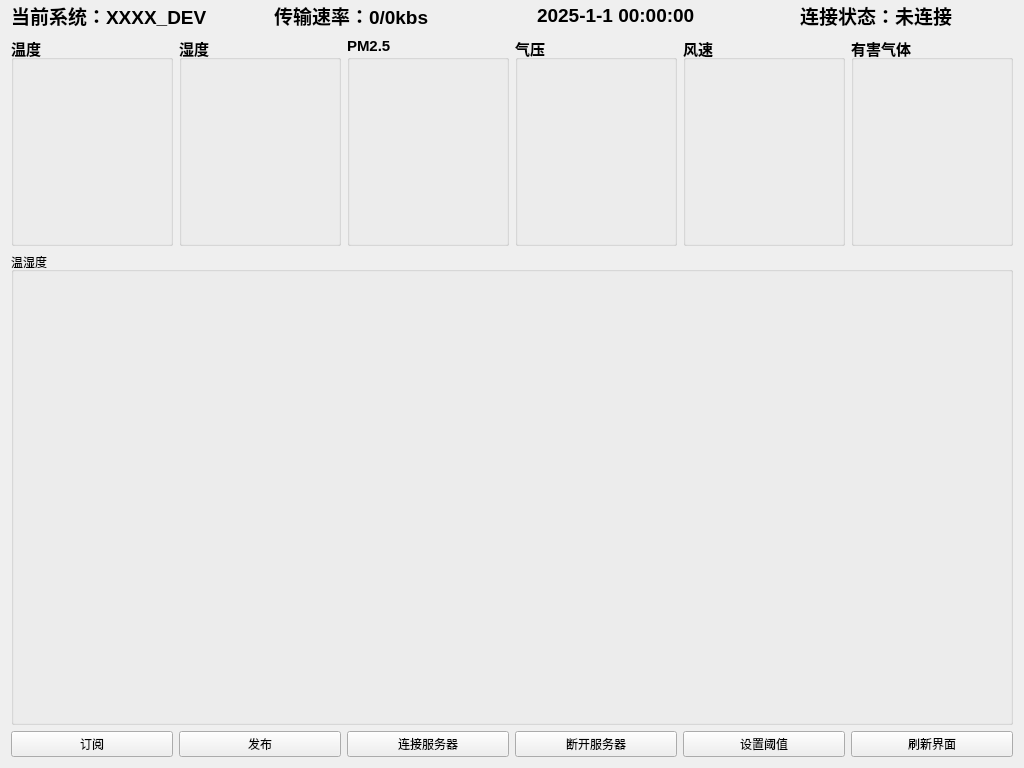
Old version of the form widget.ui in the repository ZhaoXvyang/GraduationDesign.
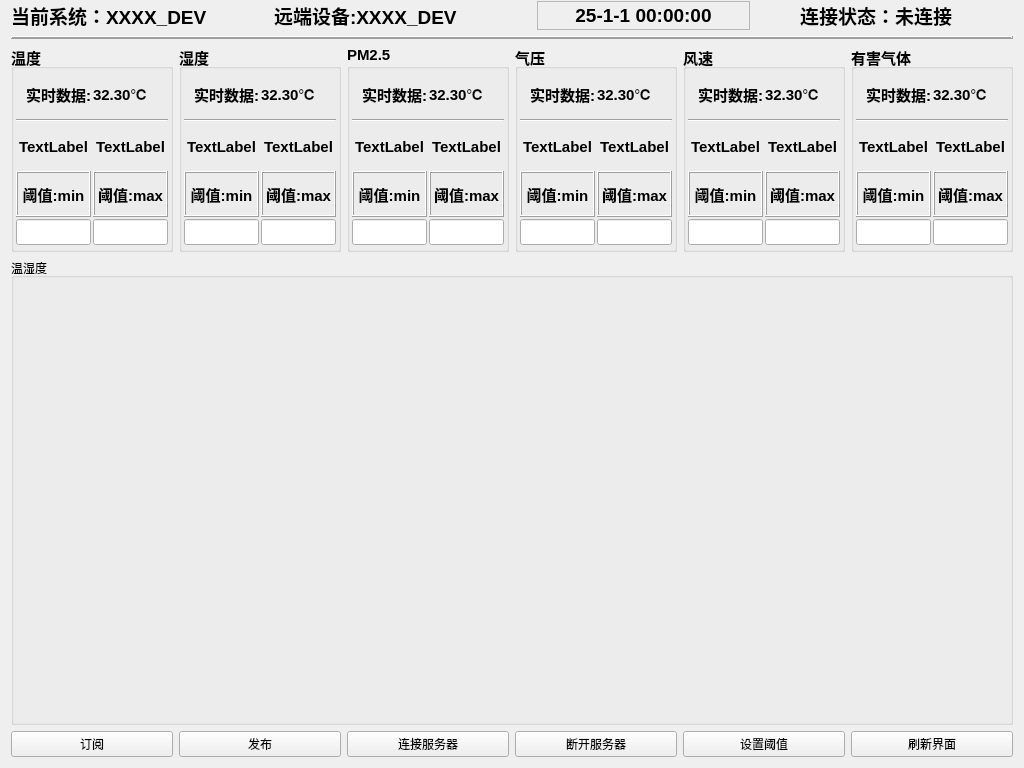
New version of the form.

```diff
--- a/widget.ui
+++ b/widget.ui
@@ -13,7 +13,7 @@
   <property name="windowTitle">
    <string>Widget</string>
   </property>
-  <layout class="QVBoxLayout" name="verticalLayout_2" stretch="0,4,9,2">
+  <layout class="QVBoxLayout" name="verticalLayout_2" stretch="0,0,4,9,2">
    <property name="topMargin">
     <number>1</number>
    </property>
@@ -44,7 +44,7 @@
         </font>
        </property>
        <property name="text">
-        <string>传输速率：0/0kbs</string>
+        <string>远端设备:XXXX_DEV</string>
        </property>
       </widget>
      </item>
@@ -54,10 +54,26 @@
         <font>
          <pointsize>14</pointsize>
          <bold>true</bold>
+         <underline>false</underline>
         </font>
        </property>
+       <property name="frameShape">
+        <enum>QFrame::Shape::StyledPanel</enum>
+       </property>
+       <property name="frameShadow">
+        <enum>QFrame::Shadow::Plain</enum>
+       </property>
+       <property name="lineWidth">
+        <number>2</number>
+       </property>
+       <property name="midLineWidth">
+        <number>2</number>
+       </property>
        <property name="text">
-        <string>2025-1-1 00:00:00</string>
+        <string>25-1-1 00:00:00</string>
+       </property>
+       <property name="alignment">
+        <set>Qt::AlignmentFlag::AlignCenter</set>
        </property>
       </widget>
      </item>
@@ -79,6 +95,19 @@
      </item>
     </layout>
    </item>
+   <item>
+    <widget class="Line" name="line">
+     <property name="frameShadow">
+      <enum>QFrame::Shadow::Raised</enum>
+     </property>
+     <property name="lineWidth">
+      <number>2</number>
+     </property>
+     <property name="orientation">
+      <enum>Qt::Orientation::Horizontal</enum>
+     </property>
+    </widget>
+   </item>
    <item>
     <layout class="QHBoxLayout" name="horizontalLayout_mid">
      <item>
@@ -98,6 +127,112 @@
        <property name="checkable">
         <bool>false</bool>
        </property>
+       <layout class="QVBoxLayout" name="verticalLayout">
+        <property name="spacing">
+         <number>2</number>
+        </property>
+        <property name="leftMargin">
+         <number>2</number>
+        </property>
+        <property name="topMargin">
+         <number>2</number>
+        </property>
+        <property name="rightMargin">
+         <number>2</number>
+        </property>
+        <property name="bottomMargin">
+         <number>4</number>
+        </property>
+        <item>
+         <layout class="QGridLayout" name="gridLayout">
+          <item row="2" column="0">
+           <widget class="QLabel" name="label_27">
+            <property name="text">
+             <string>TextLabel</string>
+            </property>
+            <property name="alignment">
+             <set>Qt::AlignmentFlag::AlignCenter</set>
+            </property>
+           </widget>
+          </item>
+          <item row="0" column="0">
+           <widget class="QLabel" name="label_data_temp_title">
+            <property name="text">
+             <string>实时数据:</string>
+            </property>
+            <property name="alignment">
+             <set>Qt::AlignmentFlag::AlignRight|Qt::AlignmentFlag::AlignTrailing|Qt::AlignmentFlag::AlignVCenter</set>
+            </property>
+           </widget>
+          </item>
+          <item row="3" column="0">
+           <widget class="QLabel" name="label_15">
+            <property name="frameShape">
+             <enum>QFrame::Shape::Box</enum>
+            </property>
+            <property name="frameShadow">
+             <enum>QFrame::Shadow::Raised</enum>
+            </property>
+            <property name="text">
+             <string>阈值:min</string>
+            </property>
+            <property name="alignment">
+             <set>Qt::AlignmentFlag::AlignCenter</set>
+            </property>
+           </widget>
+          </item>
+          <item row="3" column="1">
+           <widget class="QLabel" name="label_16">
+            <property name="frameShape">
+             <enum>QFrame::Shape::Box</enum>
+            </property>
+            <property name="frameShadow">
+             <enum>QFrame::Shadow::Raised</enum>
+            </property>
+            <property name="text">
+             <string>阈值:max</string>
+            </property>
+            <property name="alignment">
+             <set>Qt::AlignmentFlag::AlignCenter</set>
+            </property>
+           </widget>
+          </item>
+          <item row="0" column="1">
+           <widget class="QLabel" name="label_data_temp_show">
+            <property name="text">
+             <string>32.30℃</string>
+            </property>
+            <property name="alignment">
+             <set>Qt::AlignmentFlag::AlignLeading|Qt::AlignmentFlag::AlignLeft|Qt::AlignmentFlag::AlignVCenter</set>
+            </property>
+           </widget>
+          </item>
+          <item row="2" column="1">
+           <widget class="QLabel" name="label_28">
+            <property name="text">
+             <string>TextLabel</string>
+            </property>
+            <property name="alignment">
+             <set>Qt::AlignmentFlag::AlignCenter</set>
+            </property>
+           </widget>
+          </item>
+          <item row="4" column="1">
+           <widget class="QLineEdit" name="lineEdit_8"/>
+          </item>
+          <item row="4" column="0">
+           <widget class="QLineEdit" name="lineEdit"/>
+          </item>
+          <item row="1" column="0" colspan="2">
+           <widget class="Line" name="line_2">
+            <property name="orientation">
+             <enum>Qt::Orientation::Horizontal</enum>
+            </property>
+           </widget>
+          </item>
+         </layout>
+        </item>
+       </layout>
       </widget>
      </item>
      <item>
@@ -111,6 +246,112 @@
        <property name="title">
         <string>湿度</string>
        </property>
+       <layout class="QHBoxLayout" name="horizontalLayout">
+        <property name="spacing">
+         <number>2</number>
+        </property>
+        <property name="leftMargin">
+         <number>2</number>
+        </property>
+        <property name="topMargin">
+         <number>2</number>
+        </property>
+        <property name="rightMargin">
+         <number>2</number>
+        </property>
+        <property name="bottomMargin">
+         <number>4</number>
+        </property>
+        <item>
+         <layout class="QGridLayout" name="gridLayout_3">
+          <item row="3" column="1">
+           <widget class="QLabel" name="label_18">
+            <property name="frameShape">
+             <enum>QFrame::Shape::Box</enum>
+            </property>
+            <property name="frameShadow">
+             <enum>QFrame::Shadow::Raised</enum>
+            </property>
+            <property name="text">
+             <string>阈值:max</string>
+            </property>
+            <property name="alignment">
+             <set>Qt::AlignmentFlag::AlignCenter</set>
+            </property>
+           </widget>
+          </item>
+          <item row="0" column="0">
+           <widget class="QLabel" name="label_data_humi_title">
+            <property name="text">
+             <string>实时数据:</string>
+            </property>
+            <property name="alignment">
+             <set>Qt::AlignmentFlag::AlignRight|Qt::AlignmentFlag::AlignTrailing|Qt::AlignmentFlag::AlignVCenter</set>
+            </property>
+           </widget>
+          </item>
+          <item row="2" column="1">
+           <widget class="QLabel" name="label_30">
+            <property name="text">
+             <string>TextLabel</string>
+            </property>
+            <property name="alignment">
+             <set>Qt::AlignmentFlag::AlignCenter</set>
+            </property>
+           </widget>
+          </item>
+          <item row="3" column="0">
+           <widget class="QLabel" name="label_17">
+            <property name="frameShape">
+             <enum>QFrame::Shape::Box</enum>
+            </property>
+            <property name="frameShadow">
+             <enum>QFrame::Shadow::Raised</enum>
+            </property>
+            <property name="text">
+             <string>阈值:min</string>
+            </property>
+            <property name="alignment">
+             <set>Qt::AlignmentFlag::AlignCenter</set>
+            </property>
+           </widget>
+          </item>
+          <item row="0" column="1">
+           <widget class="QLabel" name="label_data_humi_show">
+            <property name="text">
+             <string>32.30℃</string>
+            </property>
+            <property name="alignment">
+             <set>Qt::AlignmentFlag::AlignLeading|Qt::AlignmentFlag::AlignLeft|Qt::AlignmentFlag::AlignVCenter</set>
+            </property>
+           </widget>
+          </item>
+          <item row="4" column="1">
+           <widget class="QLineEdit" name="lineEdit_9"/>
+          </item>
+          <item row="2" column="0">
+           <widget class="QLabel" name="label_29">
+            <property name="text">
+             <string>TextLabel</string>
+            </property>
+            <property name="alignment">
+             <set>Qt::AlignmentFlag::AlignCenter</set>
+            </property>
+           </widget>
+          </item>
+          <item row="4" column="0">
+           <widget class="QLineEdit" name="lineEdit_3"/>
+          </item>
+          <item row="1" column="0" colspan="2">
+           <widget class="Line" name="line_3">
+            <property name="orientation">
+             <enum>Qt::Orientation::Horizontal</enum>
+            </property>
+           </widget>
+          </item>
+         </layout>
+        </item>
+       </layout>
       </widget>
      </item>
      <item>
@@ -124,6 +365,112 @@
        <property name="title">
         <string>PM2.5</string>
        </property>
+       <layout class="QHBoxLayout" name="horizontalLayout_2">
+        <property name="spacing">
+         <number>2</number>
+        </property>
+        <property name="leftMargin">
+         <number>2</number>
+        </property>
+        <property name="topMargin">
+         <number>2</number>
+        </property>
+        <property name="rightMargin">
+         <number>2</number>
+        </property>
+        <property name="bottomMargin">
+         <number>4</number>
+        </property>
+        <item>
+         <layout class="QGridLayout" name="gridLayout_4">
+          <item row="3" column="1">
+           <widget class="QLabel" name="label_20">
+            <property name="frameShape">
+             <enum>QFrame::Shape::Box</enum>
+            </property>
+            <property name="frameShadow">
+             <enum>QFrame::Shadow::Raised</enum>
+            </property>
+            <property name="text">
+             <string>阈值:max</string>
+            </property>
+            <property name="alignment">
+             <set>Qt::AlignmentFlag::AlignCenter</set>
+            </property>
+           </widget>
+          </item>
+          <item row="0" column="1">
+           <widget class="QLabel" name="label_data_PM_show">
+            <property name="text">
+             <string>32.30℃</string>
+            </property>
+            <property name="alignment">
+             <set>Qt::AlignmentFlag::AlignLeading|Qt::AlignmentFlag::AlignLeft|Qt::AlignmentFlag::AlignVCenter</set>
+            </property>
+           </widget>
+          </item>
+          <item row="2" column="0">
+           <widget class="QLabel" name="label_31">
+            <property name="text">
+             <string>TextLabel</string>
+            </property>
+            <property name="alignment">
+             <set>Qt::AlignmentFlag::AlignCenter</set>
+            </property>
+           </widget>
+          </item>
+          <item row="2" column="1">
+           <widget class="QLabel" name="label_32">
+            <property name="text">
+             <string>TextLabel</string>
+            </property>
+            <property name="alignment">
+             <set>Qt::AlignmentFlag::AlignCenter</set>
+            </property>
+           </widget>
+          </item>
+          <item row="4" column="1">
+           <widget class="QLineEdit" name="lineEdit_10"/>
+          </item>
+          <item row="3" column="0">
+           <widget class="QLabel" name="label_19">
+            <property name="frameShape">
+             <enum>QFrame::Shape::Box</enum>
+            </property>
+            <property name="frameShadow">
+             <enum>QFrame::Shadow::Raised</enum>
+            </property>
+            <property name="text">
+             <string>阈值:min</string>
+            </property>
+            <property name="alignment">
+             <set>Qt::AlignmentFlag::AlignCenter</set>
+            </property>
+           </widget>
+          </item>
+          <item row="0" column="0">
+           <widget class="QLabel" name="label_data_PM_title">
+            <property name="text">
+             <string>实时数据:</string>
+            </property>
+            <property name="alignment">
+             <set>Qt::AlignmentFlag::AlignRight|Qt::AlignmentFlag::AlignTrailing|Qt::AlignmentFlag::AlignVCenter</set>
+            </property>
+           </widget>
+          </item>
+          <item row="4" column="0">
+           <widget class="QLineEdit" name="lineEdit_4"/>
+          </item>
+          <item row="1" column="0" colspan="2">
+           <widget class="Line" name="line_4">
+            <property name="orientation">
+             <enum>Qt::Orientation::Horizontal</enum>
+            </property>
+           </widget>
+          </item>
+         </layout>
+        </item>
+       </layout>
       </widget>
      </item>
      <item>
@@ -137,6 +484,112 @@
        <property name="title">
         <string>气压</string>
        </property>
+       <layout class="QHBoxLayout" name="horizontalLayout_4">
+        <property name="spacing">
+         <number>2</number>
+        </property>
+        <property name="leftMargin">
+         <number>2</number>
+        </property>
+        <property name="topMargin">
+         <number>2</number>
+        </property>
+        <property name="rightMargin">
+         <number>2</number>
+        </property>
+        <property name="bottomMargin">
+         <number>4</number>
+        </property>
+        <item>
+         <layout class="QGridLayout" name="gridLayout_5">
+          <item row="0" column="0">
+           <widget class="QLabel" name="label_data_airpress_title">
+            <property name="text">
+             <string>实时数据:</string>
+            </property>
+            <property name="alignment">
+             <set>Qt::AlignmentFlag::AlignRight|Qt::AlignmentFlag::AlignTrailing|Qt::AlignmentFlag::AlignVCenter</set>
+            </property>
+           </widget>
+          </item>
+          <item row="4" column="0">
+           <widget class="QLineEdit" name="lineEdit_5"/>
+          </item>
+          <item row="3" column="0">
+           <widget class="QLabel" name="label_21">
+            <property name="frameShape">
+             <enum>QFrame::Shape::Box</enum>
+            </property>
+            <property name="frameShadow">
+             <enum>QFrame::Shadow::Raised</enum>
+            </property>
+            <property name="text">
+             <string>阈值:min</string>
+            </property>
+            <property name="alignment">
+             <set>Qt::AlignmentFlag::AlignCenter</set>
+            </property>
+           </widget>
+          </item>
+          <item row="2" column="0">
+           <widget class="QLabel" name="label_33">
+            <property name="text">
+             <string>TextLabel</string>
+            </property>
+            <property name="alignment">
+             <set>Qt::AlignmentFlag::AlignCenter</set>
+            </property>
+           </widget>
+          </item>
+          <item row="3" column="1">
+           <widget class="QLabel" name="label_22">
+            <property name="frameShape">
+             <enum>QFrame::Shape::Box</enum>
+            </property>
+            <property name="frameShadow">
+             <enum>QFrame::Shadow::Raised</enum>
+            </property>
+            <property name="text">
+             <string>阈值:max</string>
+            </property>
+            <property name="alignment">
+             <set>Qt::AlignmentFlag::AlignCenter</set>
+            </property>
+           </widget>
+          </item>
+          <item row="0" column="1">
+           <widget class="QLabel" name="label_data_airpress_show">
+            <property name="text">
+             <string>32.30℃</string>
+            </property>
+            <property name="alignment">
+             <set>Qt::AlignmentFlag::AlignLeading|Qt::AlignmentFlag::AlignLeft|Qt::AlignmentFlag::AlignVCenter</set>
+            </property>
+           </widget>
+          </item>
+          <item row="4" column="1">
+           <widget class="QLineEdit" name="lineEdit_11"/>
+          </item>
+          <item row="2" column="1">
+           <widget class="QLabel" name="label_34">
+            <property name="text">
+             <string>TextLabel</string>
+            </property>
+            <property name="alignment">
+             <set>Qt::AlignmentFlag::AlignCenter</set>
+            </property>
+           </widget>
+          </item>
+          <item row="1" column="0" colspan="2">
+           <widget class="Line" name="line_5">
+            <property name="orientation">
+             <enum>Qt::Orientation::Horizontal</enum>
+            </property>
+           </widget>
+          </item>
+         </layout>
+        </item>
+       </layout>
       </widget>
      </item>
      <item>
@@ -150,6 +603,112 @@
        <property name="title">
         <string>风速</string>
        </property>
+       <layout class="QHBoxLayout" name="horizontalLayout_5">
+        <property name="spacing">
+         <number>2</number>
+        </property>
+        <property name="leftMargin">
+         <number>2</number>
+        </property>
+        <property name="topMargin">
+         <number>2</number>
+        </property>
+        <property name="rightMargin">
+         <number>2</number>
+        </property>
+        <property name="bottomMargin">
+         <number>4</number>
+        </property>
+        <item>
+         <layout class="QGridLayout" name="gridLayout_6">
+          <item row="3" column="1">
+           <widget class="QLabel" name="label_24">
+            <property name="frameShape">
+             <enum>QFrame::Shape::Box</enum>
+            </property>
+            <property name="frameShadow">
+             <enum>QFrame::Shadow::Raised</enum>
+            </property>
+            <property name="text">
+             <string>阈值:max</string>
+            </property>
+            <property name="alignment">
+             <set>Qt::AlignmentFlag::AlignCenter</set>
+            </property>
+           </widget>
+          </item>
+          <item row="2" column="1">
+           <widget class="QLabel" name="label_36">
+            <property name="text">
+             <string>TextLabel</string>
+            </property>
+            <property name="alignment">
+             <set>Qt::AlignmentFlag::AlignCenter</set>
+            </property>
+           </widget>
+          </item>
+          <item row="4" column="1">
+           <widget class="QLineEdit" name="lineEdit_12"/>
+          </item>
+          <item row="3" column="0">
+           <widget class="QLabel" name="label_23">
+            <property name="frameShape">
+             <enum>QFrame::Shape::Box</enum>
+            </property>
+            <property name="frameShadow">
+             <enum>QFrame::Shadow::Raised</enum>
+            </property>
+            <property name="text">
+             <string>阈值:min</string>
+            </property>
+            <property name="alignment">
+             <set>Qt::AlignmentFlag::AlignCenter</set>
+            </property>
+           </widget>
+          </item>
+          <item row="0" column="0">
+           <widget class="QLabel" name="label_data_speed_title">
+            <property name="text">
+             <string>实时数据:</string>
+            </property>
+            <property name="alignment">
+             <set>Qt::AlignmentFlag::AlignRight|Qt::AlignmentFlag::AlignTrailing|Qt::AlignmentFlag::AlignVCenter</set>
+            </property>
+           </widget>
+          </item>
+          <item row="0" column="1">
+           <widget class="QLabel" name="label_data_speed_show">
+            <property name="text">
+             <string>32.30℃</string>
+            </property>
+            <property name="alignment">
+             <set>Qt::AlignmentFlag::AlignLeading|Qt::AlignmentFlag::AlignLeft|Qt::AlignmentFlag::AlignVCenter</set>
+            </property>
+           </widget>
+          </item>
+          <item row="4" column="0">
+           <widget class="QLineEdit" name="lineEdit_6"/>
+          </item>
+          <item row="2" column="0">
+           <widget class="QLabel" name="label_35">
+            <property name="text">
+             <string>TextLabel</string>
+            </property>
+            <property name="alignment">
+             <set>Qt::AlignmentFlag::AlignCenter</set>
+            </property>
+           </widget>
+          </item>
+          <item row="1" column="0" colspan="2">
+           <widget class="Line" name="line_6">
+            <property name="orientation">
+             <enum>Qt::Orientation::Horizontal</enum>
+            </property>
+           </widget>
+          </item>
+         </layout>
+        </item>
+       </layout>
       </widget>
      </item>
      <item>
@@ -163,6 +722,112 @@
        <property name="title">
         <string>有害气体</string>
        </property>
+       <layout class="QHBoxLayout" name="horizontalLayout_6">
+        <property name="spacing">
+         <number>2</number>
+        </property>
+        <property name="leftMargin">
+         <number>2</number>
+        </property>
+        <property name="topMargin">
+         <number>2</number>
+        </property>
+        <property name="rightMargin">
+         <number>2</number>
+        </property>
+        <property name="bottomMargin">
+         <number>4</number>
+        </property>
+        <item>
+         <layout class="QGridLayout" name="gridLayout_7">
+          <item row="0" column="0">
+           <widget class="QLabel" name="label_data_air_title">
+            <property name="text">
+             <string>实时数据:</string>
+            </property>
+            <property name="alignment">
+             <set>Qt::AlignmentFlag::AlignRight|Qt::AlignmentFlag::AlignTrailing|Qt::AlignmentFlag::AlignVCenter</set>
+            </property>
+           </widget>
+          </item>
+          <item row="3" column="0">
+           <widget class="QLabel" name="label_25">
+            <property name="frameShape">
+             <enum>QFrame::Shape::Box</enum>
+            </property>
+            <property name="frameShadow">
+             <enum>QFrame::Shadow::Raised</enum>
+            </property>
+            <property name="text">
+             <string>阈值:min</string>
+            </property>
+            <property name="alignment">
+             <set>Qt::AlignmentFlag::AlignCenter</set>
+            </property>
+           </widget>
+          </item>
+          <item row="0" column="1">
+           <widget class="QLabel" name="label_data_air_show">
+            <property name="text">
+             <string>32.30℃</string>
+            </property>
+            <property name="alignment">
+             <set>Qt::AlignmentFlag::AlignLeading|Qt::AlignmentFlag::AlignLeft|Qt::AlignmentFlag::AlignVCenter</set>
+            </property>
+           </widget>
+          </item>
+          <item row="4" column="1">
+           <widget class="QLineEdit" name="lineEdit_13"/>
+          </item>
+          <item row="2" column="0">
+           <widget class="QLabel" name="label_37">
+            <property name="text">
+             <string>TextLabel</string>
+            </property>
+            <property name="alignment">
+             <set>Qt::AlignmentFlag::AlignCenter</set>
+            </property>
+           </widget>
+          </item>
+          <item row="4" column="0">
+           <widget class="QLineEdit" name="lineEdit_7"/>
+          </item>
+          <item row="2" column="1">
+           <widget class="QLabel" name="label_38">
+            <property name="text">
+             <string>TextLabel</string>
+            </property>
+            <property name="alignment">
+             <set>Qt::AlignmentFlag::AlignCenter</set>
+            </property>
+           </widget>
+          </item>
+          <item row="3" column="1">
+           <widget class="QLabel" name="label_26">
+            <property name="frameShape">
+             <enum>QFrame::Shape::Box</enum>
+            </property>
+            <property name="frameShadow">
+             <enum>QFrame::Shadow::Raised</enum>
+            </property>
+            <property name="text">
+             <string>阈值:max</string>
+            </property>
+            <property name="alignment">
+             <set>Qt::AlignmentFlag::AlignCenter</set>
+            </property>
+           </widget>
+          </item>
+          <item row="1" column="0" colspan="2">
+           <widget class="Line" name="line_7">
+            <property name="orientation">
+             <enum>Qt::Orientation::Horizontal</enum>
+            </property>
+           </widget>
+          </item>
+         </layout>
+        </item>
+       </layout>
       </widget>
      </item>
     </layout>
```
